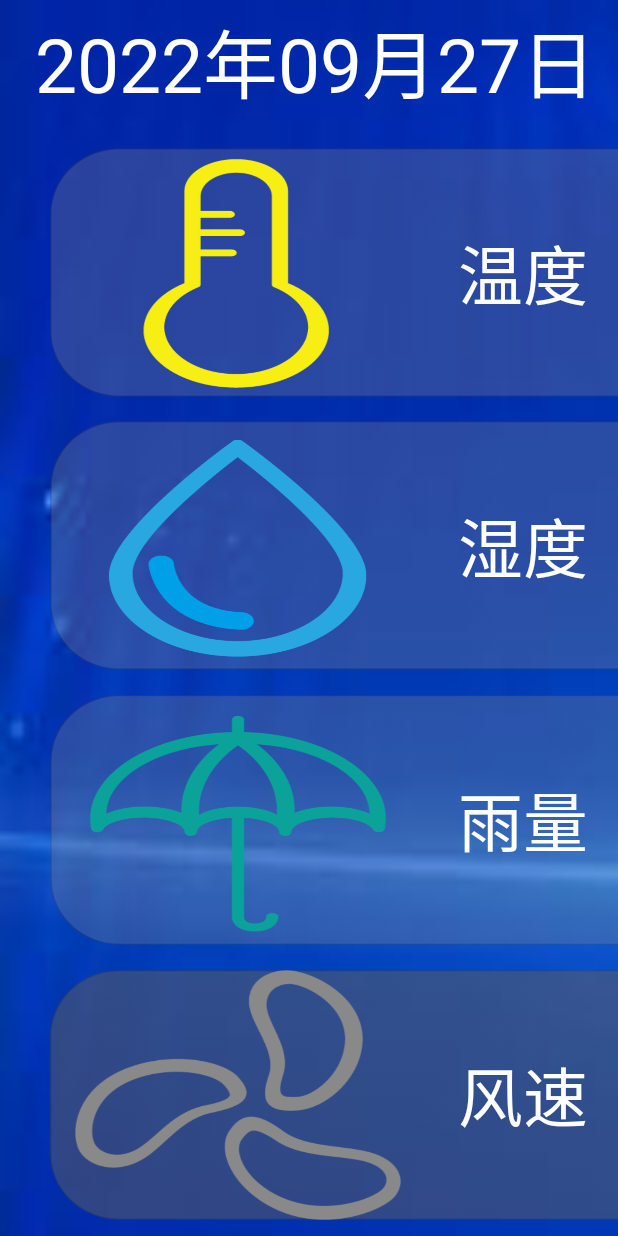
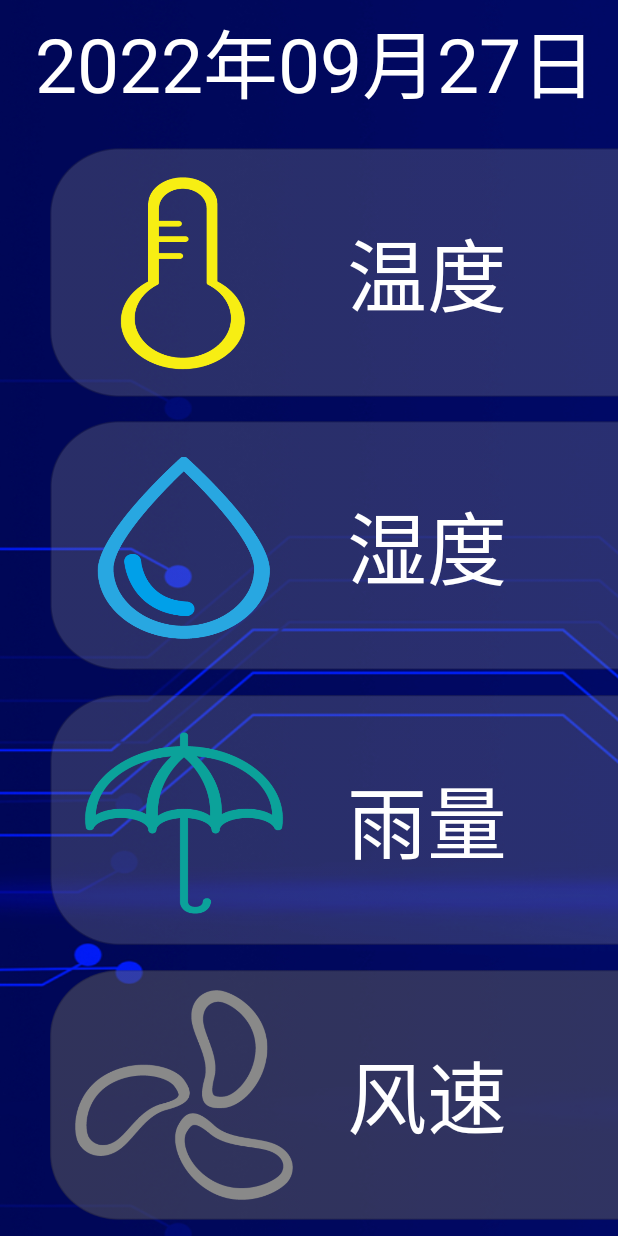
Before and after one commit to Ai-duo/AppEasy, an Android app: the screen it shows after launch (MainActivity), on a phone screen of 412 x 824 dp. Run offline under Robolectric (Android 15) with nearby library versions, the phone set to English and light mode, and no system bars; our stand-ins replace EventBus; Roboto replaces fonts that are not available here; 1 statement that could not run was skipped.

Commit message:
no message

```diff
--- a/app/src/main/res/layout/activity_main.xml
+++ b/app/src/main/res/layout/activity_main.xml
@@ -5,7 +5,7 @@
     xmlns:tools="http://schemas.android.com/tools"
     android:layout_width="1080px"
     android:layout_height="1920px"
-    android:background="@drawable/bbask"
+    android:background="@drawable/bbasko"
     android:orientation="vertical"
     tools:context=".MainActivity">
 
@@ -17,7 +17,7 @@
         android:gravity="center"
         android:text="2022年09月09日   周五   10:51"
         android:textColor="#FFF"
-        android:textSize="@dimen/maxsize" />
+        android:textSize="75px" />
 
     <TextView
         android:layout_width="match_parent"
@@ -38,7 +38,9 @@
             android:layout_height="match_parent"
             android:layout_marginLeft="@dimen/iamgepaddingRight"
             android:layout_marginRight="@dimen/iamgepaddingLeft"
-            android:layout_weight="2"
+            android:layout_marginBottom="@dimen/iamgepaddingBottom"
+            android:layout_marginTop="@dimen/iamgepaddingTop"
+            android:layout_weight="1.2"
             android:scaleType="fitXY"
             android:src="@drawable/wd" />
 
@@ -55,7 +57,7 @@
             android:id="@+id/wd"
             android:layout_width="0px"
             android:layout_height="match_parent"
-            android:layout_weight="2.5"
+            android:layout_weight="2.7"
             android:gravity="center"
             android:text="30℃"
             android:textColor="#ff0"
@@ -82,7 +84,9 @@
             android:layout_height="match_parent"
             android:layout_marginLeft="@dimen/iamgepaddingRight"
             android:layout_marginRight="@dimen/iamgepaddingLeft"
-            android:layout_weight="2"
+            android:layout_marginBottom="@dimen/iamgepaddingBottom"
+            android:layout_marginTop="@dimen/iamgepaddingTop"
+            android:layout_weight="1.2"
             android:background="@drawable/sd"
             android:scaleType="fitXY"
             android:src="@drawable/sd" />
@@ -100,7 +104,7 @@
             android:id="@+id/sd"
             android:layout_width="0px"
             android:layout_height="match_parent"
-            android:layout_weight="2.5"
+            android:layout_weight="2.7"
             android:gravity="center"
             android:text="75%"
             android:textColor="#ff0"
@@ -126,7 +130,9 @@
             android:layout_height="match_parent"
             android:layout_marginLeft="@dimen/iamgepaddingRight"
             android:layout_marginRight="@dimen/iamgepaddingLeft"
-            android:layout_weight="2"
+            android:layout_marginBottom="@dimen/iamgepaddingBottom"
+            android:layout_marginTop="@dimen/iamgepaddingTop"
+            android:layout_weight="1.2"
             android:scaleType="fitXY"
             android:src="@drawable/js" />
 
@@ -143,7 +149,7 @@
             android:id="@+id/js"
             android:layout_width="0px"
             android:layout_height="match_parent"
-            android:layout_weight="2.5"
+            android:layout_weight="2.7"
             android:gravity="center"
             android:text="0mm"
             android:textColor="#ff0"
@@ -169,7 +175,9 @@
             android:layout_height="match_parent"
             android:layout_marginLeft="@dimen/iamgepaddingRight"
             android:layout_marginRight="@dimen/iamgepaddingLeft"
-            android:layout_weight="2"
+            android:layout_marginBottom="@dimen/iamgepaddingBottom"
+            android:layout_marginTop="@dimen/iamgepaddingTop"
+            android:layout_weight="1.2"
             android:scaleType="fitXY"
             android:src="@drawable/fs" />
 
@@ -186,7 +194,7 @@
             android:id="@+id/fs"
             android:layout_width="0px"
             android:layout_height="match_parent"
-            android:layout_weight="2.5"
+            android:layout_weight="2.7"
             android:gravity="center"
             android:text="2.4m/s"
             android:textColor="#ff0"
@@ -212,7 +220,9 @@
             android:layout_height="match_parent"
             android:layout_marginLeft="@dimen/iamgepaddingRight"
             android:layout_marginRight="@dimen/iamgepaddingLeft"
-            android:layout_weight="2"
+            android:layout_marginBottom="@dimen/iamgepaddingBottom"
+            android:layout_marginTop="@dimen/iamgepaddingTop"
+            android:layout_weight="1.2"
             android:scaleType="fitXY"
             android:src="@drawable/fx" />
 
@@ -229,7 +239,7 @@
             android:id="@+id/fx"
             android:layout_width="0px"
             android:layout_height="match_parent"
-            android:layout_weight="2.5"
+            android:layout_weight="2.7"
             android:gravity="center"
             android:text="东偏南风"
             android:textColor="#ff0"
@@ -256,7 +266,9 @@
             android:layout_height="match_parent"
             android:layout_marginLeft="@dimen/iamgepaddingRight"
             android:layout_marginRight="@dimen/iamgepaddingLeft"
-            android:layout_weight="2"
+            android:layout_marginBottom="@dimen/iamgepaddingBottom"
+            android:layout_marginTop="@dimen/iamgepaddingTop"
+            android:layout_weight="1.2"
             android:scaleType="fitXY"
             android:src="@drawable/qy" />
 
@@ -273,7 +285,7 @@
             android:id="@+id/qy"
             android:layout_width="0px"
             android:layout_height="match_parent"
-            android:layout_weight="2.5"
+            android:layout_weight="2.7"
             android:gravity="center"
             android:text="1109hpa"
             android:textColor="#ff0"
--- a/app/src/main/res/values/strings.xml
+++ b/app/src/main/res/values/strings.xml
@@ -2,8 +2,10 @@
     <string name="app_name">AppEasy</string>
     <dimen name="paddingleft">50px</dimen>
     <dimen name="paddingright">50px</dimen>
-    <dimen name="textsize">65px</dimen>
-    <dimen name="maxsize">75px</dimen>
+    <dimen name="textsize">80px</dimen>
+    <dimen name="maxsize">85px</dimen>
     <dimen name="iamgepaddingLeft">25px</dimen>
     <dimen name="iamgepaddingRight">25px</dimen>
+    <dimen name="iamgepaddingTop">20px</dimen>
+    <dimen name="iamgepaddingBottom">20px</dimen>
 </resources>
```
Also changed, not shown: app/src/main/res/drawable/bbasko.jpg (added).
